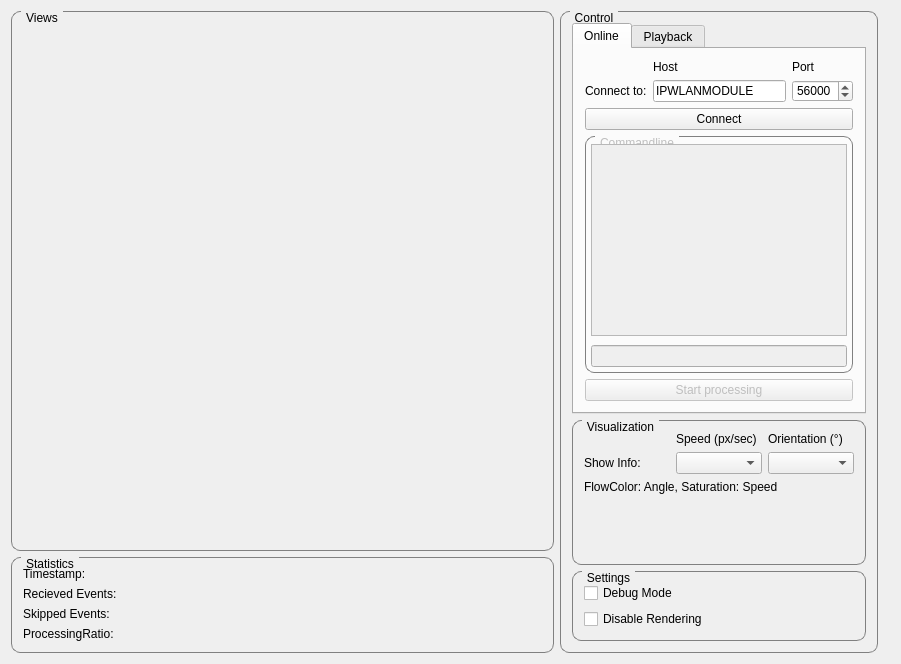
rottaca/VisInfProcProjectSeminar, file VisInfProc/mainwindow.ui: the form before one commit.
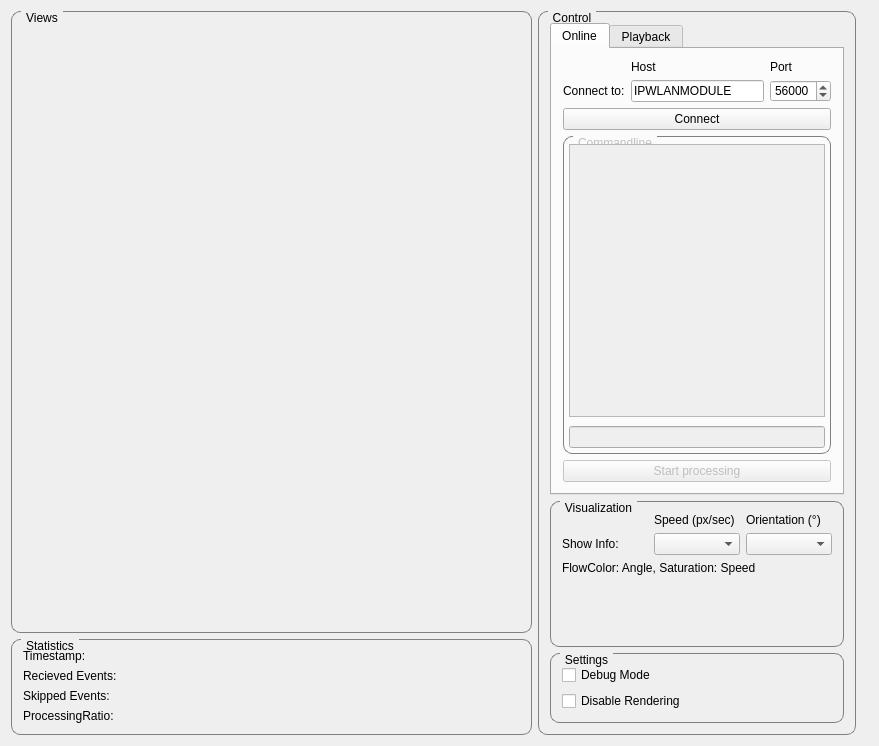
The form after the commit. Icons and pictures are not drawn. Custom widgets are drawn as their Qt base class.

What changed in the file:
```diff
--- a/VisInfProc/mainwindow.ui
+++ b/VisInfProc/mainwindow.ui
@@ -6,8 +6,8 @@
    <rect>
     <x>0</x>
     <y>0</y>
-    <width>901</width>
-    <height>664</height>
+    <width>879</width>
+    <height>746</height>
    </rect>
   </property>
   <property name="windowTitle">
@@ -317,6 +317,12 @@
              <property name="enabled">
               <bool>false</bool>
              </property>
+             <property name="sizePolicy">
+              <sizepolicy hsizetype="Preferred" vsizetype="Expanding">
+               <horstretch>0</horstretch>
+               <verstretch>0</verstretch>
+              </sizepolicy>
+             </property>
              <property name="title">
               <string>Commandline</string>
              </property>
@@ -338,6 +344,12 @@
               </property>
               <item>
                <widget class="QPlainTextEdit" name="te_comands">
+                <property name="sizePolicy">
+                 <sizepolicy hsizetype="Expanding" vsizetype="Preferred">
+                  <horstretch>0</horstretch>
+                  <verstretch>0</verstretch>
+                 </sizepolicy>
+                </property>
                 <property name="whatsThis">
                  <string/>
                 </property>
@@ -518,7 +530,7 @@
        <item>
         <widget class="QGroupBox" name="groupBox_3">
          <property name="sizePolicy">
-          <sizepolicy hsizetype="Preferred" vsizetype="Preferred">
+          <sizepolicy hsizetype="Preferred" vsizetype="Maximum">
            <horstretch>0</horstretch>
            <verstretch>0</verstretch>
           </sizepolicy>
@@ -627,6 +639,12 @@
        </item>
        <item>
         <widget class="QGroupBox" name="groupBox_6">
+         <property name="sizePolicy">
+          <sizepolicy hsizetype="Preferred" vsizetype="Maximum">
+           <horstretch>0</horstretch>
+           <verstretch>0</verstretch>
+          </sizepolicy>
+         </property>
          <property name="title">
           <string>Settings</string>
          </property>
```
